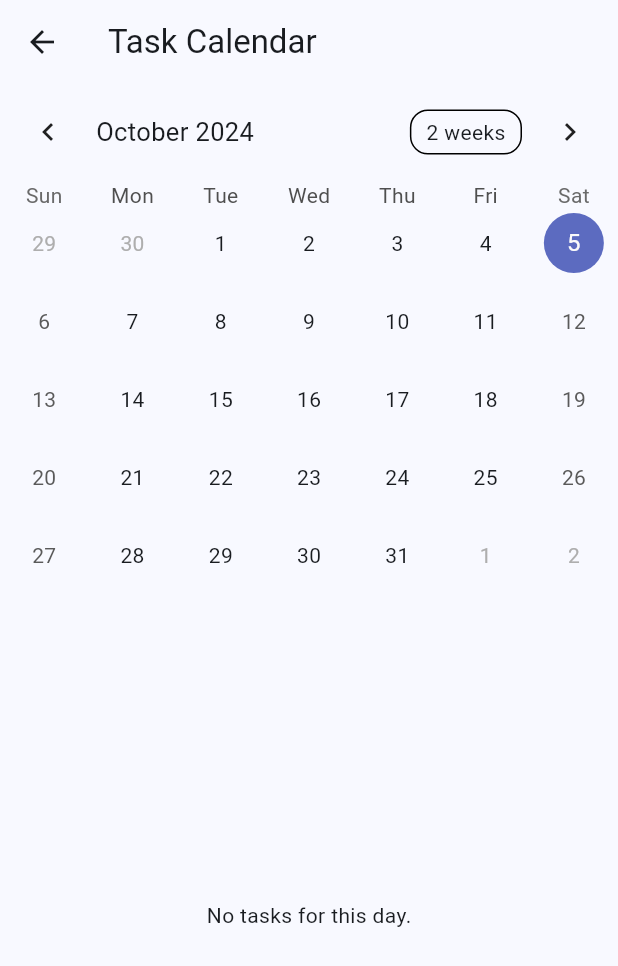
After one commit to frostytm90/adhd_assist, a Flutter app: the screen it shows after launch, after a tap on the "calendar today" icon, on a phone screen of 412 x 824 dp. The commit adds this screen. Shown: the top 966 px of the screen. Run offline on Flutter 3.47's test engine with Material 3 defaults, Android fonts, the phone set to English and light mode, and no system bars; drawn by our look-alikes of table_calendar.

Commit message:
v0.91.2 - Added Task reorder - Fixed task_page

```diff
--- a/lib/main.dart
+++ b/lib/main.dart
@@ -2,10 +2,12 @@ import 'package:flutter/material.dart';
 import 'pages/home_page.dart'; // Import the home page you created
 
 void main() {
-  runApp(MyApp());
+  runApp(const MyApp());
 }
 
 class MyApp extends StatelessWidget {
+  const MyApp({super.key});
+
   @override
   Widget build(BuildContext context) {
     return MaterialApp(
@@ -19,7 +21,7 @@ class MyApp extends StatelessWidget {
         brightness: Brightness.dark,
       ),
       themeMode: ThemeMode.system,
-      home: HomePage(), // Load the home page
+      home: const HomePage(), // Load the home page
     );
   }
 }
--- a/lib/models/task.dart
+++ b/lib/models/task.dart
@@ -1,6 +1,13 @@
 // models/task.dart
 enum TaskCategory { all, work, personal, wishlist }
 enum TaskPriority { low, medium, high }
+
+class Subtask {
+  String title;
+  bool isCompleted;
+
+  Subtask({required this.title, this.isCompleted = false});
+}
 
 class Task {
   String title;
@@ -9,6 +16,10 @@ class Task {
   TaskPriority priority;
   DateTime? dueDate;
   bool isCompleted;
+  List<Subtask> subtasks;  // Subtasks field
+  String? notes;           // Notes field
+  bool isRecurring;        // Field to indicate if the task is recurring
+  Recurrence? recurrence;  // Recurrence pattern (daily, weekly, etc.)
 
   Task({
     required this.title,
@@ -17,5 +28,12 @@ class Task {
     this.priority = TaskPriority.medium,
     this.dueDate,
     this.isCompleted = false,
+    this.subtasks = const [],   // Initialize with empty subtasks
+    this.notes = '',            // Default empty notes
+    this.isRecurring = false,   // Default not recurring
+    this.recurrence,            // Recurrence pattern, null by default
   });
 }
+
+// Add an enum for recurrence
+enum Recurrence { daily, weekly, monthly }
--- a/lib/pages/home_page.dart
+++ b/lib/pages/home_page.dart
@@ -2,6 +2,8 @@ import 'package:flutter/material.dart';
 import 'task_page.dart'; // Import TaskPage
 
 class HomePage extends StatefulWidget {
+  const HomePage({super.key});
+
   @override
   _HomePageState createState() => _HomePageState();
 }
@@ -9,10 +11,10 @@ class HomePage extends StatefulWidget {
 class _HomePageState extends State<HomePage> {
   int _selectedIndex = 0;
 
-  static List<Widget> _pages = <Widget>[
-    TaskPage(), // Task page for tasks
-    Center(child: Text('Calendar Page Placeholder')), // Placeholder for Calendar
-    Center(child: Text('Profile Page Placeholder')),  // Placeholder for Profile
+  static final List<Widget> _pages = <Widget>[
+    const TaskPage(), // Task page for tasks
+    const Center(child: Text('Calendar Page Placeholder')), // Placeholder for Calendar
+    const Center(child: Text('Profile Page Placeholder')),  // Placeholder for Profile
   ];
 
   void _onItemTapped(int index) {
--- /dev/null
+++ b/lib/pages/task_calendar_page.dart
@@ -0,0 +1,97 @@
+import 'package:flutter/material.dart';
+import 'package:table_calendar/table_calendar.dart';
+import 'package:intl/intl.dart';
+import '../models/task.dart';
+
+class TaskCalendarPage extends StatefulWidget {
+  final List<Task> tasks;  // Pass all tasks here
+
+  const TaskCalendarPage({super.key, required this.tasks});
+
+  @override
+  _TaskCalendarPageState createState() => _TaskCalendarPageState();
+}
+
+class _TaskCalendarPageState extends State<TaskCalendarPage> {
+  CalendarFormat _calendarFormat = CalendarFormat.month;
+  DateTime _selectedDay = DateTime.now();
+  DateTime _focusedDay = DateTime.now();
+
+  // Filter tasks by the selected date
+  List<Task> _getTasksForDay(DateTime day) {
+    return widget.tasks.where((task) {
+      if (task.dueDate != null) {
+        return isSameDay(task.dueDate, day); // Filter tasks for the selected day
+      }
+      return false;
+    }).toList();
+  }
+
+  @override
+  Widget build(BuildContext context) {
+    return Scaffold(
+      appBar: AppBar(
+        title: const Text('Task Calendar'),
+      ),
+      body: Column(
+        children: [
+          TableCalendar(
+            firstDay: DateTime.utc(2000, 1, 1),
+            lastDay: DateTime.utc(2100, 12, 31),
+            focusedDay: _focusedDay,
+            selectedDayPredicate: (day) {
+              return isSameDay(_selectedDay, day);
+            },
+            onDaySelected: (selectedDay, focusedDay) {
+              setState(() {
+                _selectedDay = selectedDay;
+                _focusedDay = focusedDay;  // Update the focused day
+              });
+            },
+            calendarFormat: _calendarFormat,
+            onFormatChanged: (format) {
+              setState(() {
+                _calendarFormat = format;
+              });
+            },
+            onPageChanged: (focusedDay) {
+              _focusedDay = focusedDay;
+            },
+          ),
+          Expanded(
+            child: _buildTaskListView(_getTasksForDay(_selectedDay)), // Display tasks for the selected day
+          ),
+        ],
+      ),
+    );
+  }
+
+  Widget _buildTaskListView(List<Task> tasks) {
+    if (tasks.isEmpty) {
+      return const Center(child: Text('No tasks for this day.'));
+    }
+    return ListView.builder(
+      itemCount: tasks.length,
+      itemBuilder: (context, index) {
+        final task = tasks[index];
+        return ListTile(
+          title: Text(task.title),
+          subtitle: Text(
+            'Due: ${task.dueDate != null ? DateFormat.yMMMd().format(task.dueDate!) : 'No due date'}',
+          ),
+          trailing: Checkbox(
+            value: task.isCompleted,
+            onChanged: (bool? value) {
+              setState(() {
+                task.isCompleted = value ?? false;
+              });
+            },
+          ),
+          onTap: () {
+            // Navigate to task details or editing
+          },
+        );
+      },
+    );
+  }
+}
--- /dev/null
+++ b/lib/pages/task_reorder_page.dart
@@ -0,0 +1,48 @@
+import 'package:flutter/material.dart';
+import '../models/task.dart';
+
+class TaskReorderPage extends StatefulWidget {
+  final List<Task> tasks;
+
+  const TaskReorderPage({Key? key, required this.tasks}) : super(key: key);
+
+  @override
+  _TaskReorderPageState createState() => _TaskReorderPageState();
+}
+
+class _TaskReorderPageState extends State<TaskReorderPage> {
+  late List<Task> _tasks;
+
+  @override
+  void initState() {
+    super.initState();
+    _tasks = widget.tasks;
+  }
+
+  @override
+  Widget build(BuildContext context) {
+    return Scaffold(
+      appBar: AppBar(
+        title: const Text('Reorder Tasks'),
+      ),
+      body: ReorderableListView(
+        onReorder: (int oldIndex, int newIndex) {
+          setState(() {
+            if (newIndex > oldIndex) {
+              newIndex -= 1;
+            }
+            final task = _tasks.removeAt(oldIndex);
+            _tasks.insert(newIndex, task);
+          });
+        },
+        children: [
+          for (int index = 0; index < _tasks.length; index++)
+            ListTile(
+              key: ValueKey(_tasks[index]),
+              title: Text(_tasks[index].title),
+            )
+        ],
+      ),
+    );
+  }
+}
--- a/pubspec.yaml
+++ b/pubspec.yaml
@@ -34,6 +34,7 @@ dependencies:
   flutter_local_notifications: ^17.2.2
   timezone: ^0.9.4
   intl: ^0.17.0
+  table_calendar: ^3.0.6
 
   # The following adds the Cupertino Icons font to your application.
   # Use with the CupertinoIcons class for iOS style icons.
```
Also changed, not shown: lib/pages/task_details_page.dart (+113 -41 lines), lib/pages/task_page.dart (+74 -149 lines), pubspec.lock.
